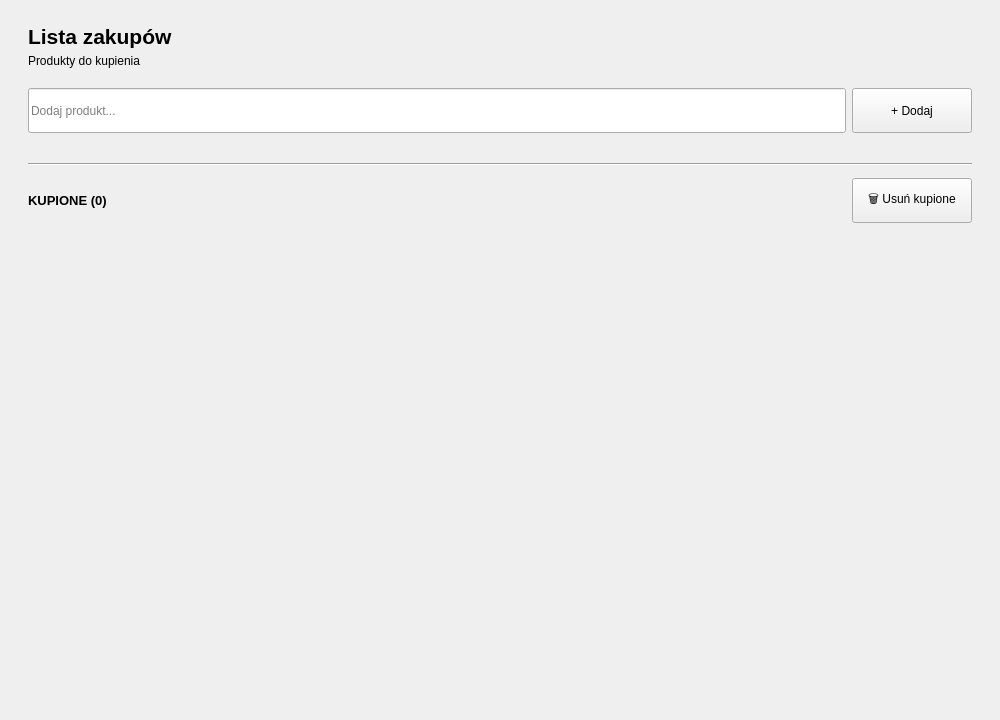
akmqu/recipe-manager, file RecipeManager/pages/ShoppingListPage.ui: the form before one commit.
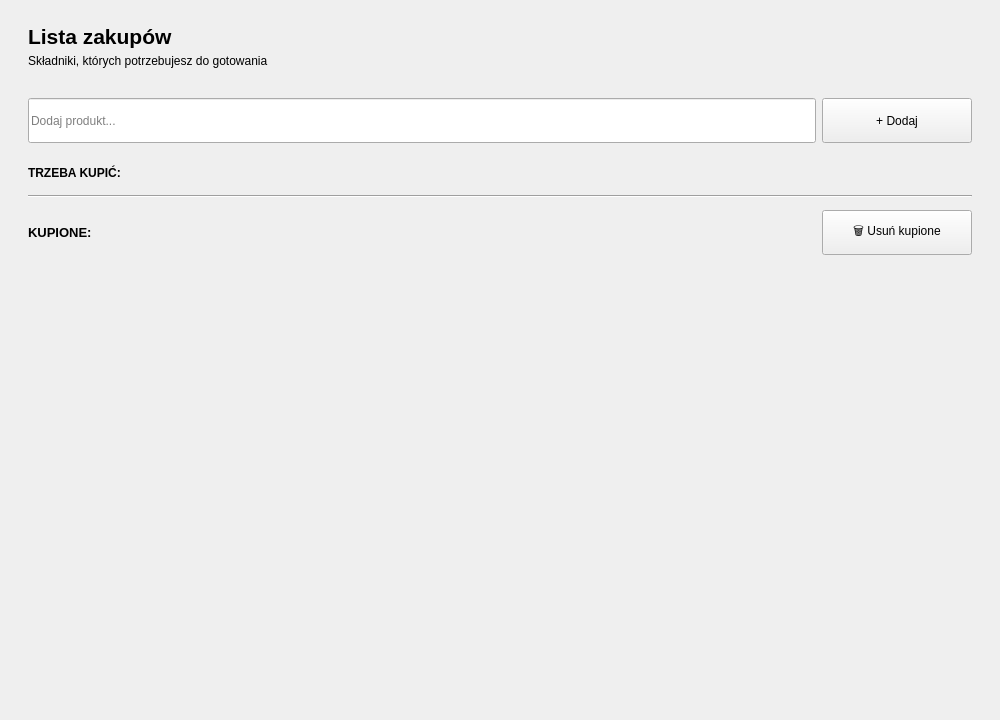
The form after the commit.

Patch:
```diff
--- a/RecipeManager/pages/ShoppingListPage.ui
+++ b/RecipeManager/pages/ShoppingListPage.ui
@@ -13,10 +13,7 @@
   <property name="windowTitle">
    <string>Lista Zakupów</string>
   </property>
-  <layout class="QVBoxLayout" name="verticalLayout_Main">
-   <property name="spacing">
-    <number>20</number>
-   </property>
+  <layout class="QGridLayout" name="gridLayout">
    <property name="leftMargin">
     <number>28</number>
    </property>
@@ -29,46 +26,10 @@
    <property name="bottomMargin">
     <number>18</number>
    </property>
-   <item>
-    <layout class="QVBoxLayout" name="verticalLayout_Header">
-     <property name="spacing">
-      <number>4</number>
-     </property>
-     <item>
-      <widget class="QLabel" name="label_Title">
-       <property name="minimumSize">
-        <size>
-         <width>0</width>
-         <height>28</height>
-        </size>
-       </property>
-       <property name="maximumSize">
-        <size>
-         <width>16777215</width>
-         <height>28</height>
-        </size>
-       </property>
-       <property name="font">
-        <font>
-         <pointsize>16</pointsize>
-         <bold>true</bold>
-        </font>
-       </property>
-       <property name="text">
-        <string>Lista zakupów </string>
-       </property>
-      </widget>
-     </item>
-     <item>
-      <widget class="QLabel" name="label_Count">
-       <property name="text">
-        <string>Produkty do kupienia</string>
-       </property>
-      </widget>
-     </item>
-    </layout>
-   </item>
-   <item>
+   <property name="verticalSpacing">
+    <number>10</number>
+   </property>
+   <item row="2" column="0">
     <widget class="QWidget" name="widget_InputContainer" native="true">
      <layout class="QHBoxLayout" name="horizontalLayout_Input">
       <property name="leftMargin">
@@ -100,7 +61,7 @@
        <widget class="QPushButton" name="pushButton_Add">
         <property name="minimumSize">
          <size>
-          <width>120</width>
+          <width>150</width>
           <height>45</height>
          </size>
         </property>
@@ -112,7 +73,46 @@
      </layout>
     </widget>
    </item>
-   <item>
+   <item row="0" column="0">
+    <layout class="QVBoxLayout" name="verticalLayout_Header">
+     <property name="spacing">
+      <number>4</number>
+     </property>
+     <item>
+      <widget class="QLabel" name="label_PageTitle">
+       <property name="minimumSize">
+        <size>
+         <width>0</width>
+         <height>28</height>
+        </size>
+       </property>
+       <property name="maximumSize">
+        <size>
+         <width>16777215</width>
+         <height>28</height>
+        </size>
+       </property>
+       <property name="font">
+        <font>
+         <pointsize>16</pointsize>
+         <bold>true</bold>
+        </font>
+       </property>
+       <property name="text">
+        <string>Lista zakupów </string>
+       </property>
+      </widget>
+     </item>
+     <item>
+      <widget class="QLabel" name="label_PageTitle2">
+       <property name="text">
+        <string>Składniki, których potrzebujesz do gotowania</string>
+       </property>
+      </widget>
+     </item>
+    </layout>
+   </item>
+   <item row="3" column="0">
     <widget class="QScrollArea" name="scrollArea">
      <property name="frameShape">
       <enum>QFrame::NoFrame</enum>
@@ -126,7 +126,7 @@
         <x>0</x>
         <y>0</y>
         <width>944</width>
-        <height>546</height>
+        <height>536</height>
        </rect>
       </property>
       <layout class="QVBoxLayout" name="verticalLayout_Scroll">
@@ -145,6 +145,35 @@
        <property name="bottomMargin">
         <number>10</number>
        </property>
+       <item>
+        <layout class="QHBoxLayout" name="horizontalLayout_4">
+         <item>
+          <widget class="QLabel" name="label">
+           <property name="font">
+            <font>
+             <bold>true</bold>
+            </font>
+           </property>
+           <property name="text">
+            <string>TRZEBA KUPIĆ:</string>
+           </property>
+          </widget>
+         </item>
+         <item>
+          <spacer name="horizontalSpacer_2">
+           <property name="orientation">
+            <enum>Qt::Horizontal</enum>
+           </property>
+           <property name="sizeHint" stdset="0">
+            <size>
+             <width>40</width>
+             <height>20</height>
+            </size>
+           </property>
+          </spacer>
+         </item>
+        </layout>
+       </item>
        <item>
         <layout class="QVBoxLayout" name="verticalLayout_ToBuy">
          <property name="spacing">
@@ -183,7 +212,7 @@
              </font>
             </property>
             <property name="text">
-             <string>KUPIONE (0)</string>
+             <string>KUPIONE: </string>
             </property>
            </widget>
           </item>
@@ -207,7 +236,7 @@
            <widget class="QPushButton" name="pushButton_DeleteBought">
             <property name="minimumSize">
              <size>
-              <width>120</width>
+              <width>150</width>
               <height>45</height>
              </size>
             </property>
@@ -218,7 +247,7 @@
              </size>
             </property>
             <property name="text">
-             <string>🗑 Usuń kupione</string>
+             <string>🗑️ Usuń kupione</string>
             </property>
            </widget>
           </item>
@@ -252,6 +281,22 @@
      </widget>
     </widget>
    </item>
+   <item row="1" column="0">
+    <spacer name="verticalSpacer_2">
+     <property name="orientation">
+      <enum>Qt::Vertical</enum>
+     </property>
+     <property name="sizeType">
+      <enum>QSizePolicy::Fixed</enum>
+     </property>
+     <property name="sizeHint" stdset="0">
+      <size>
+       <width>20</width>
+       <height>20</height>
+      </size>
+     </property>
+    </spacer>
+   </item>
   </layout>
  </widget>
  <resources/>
```
